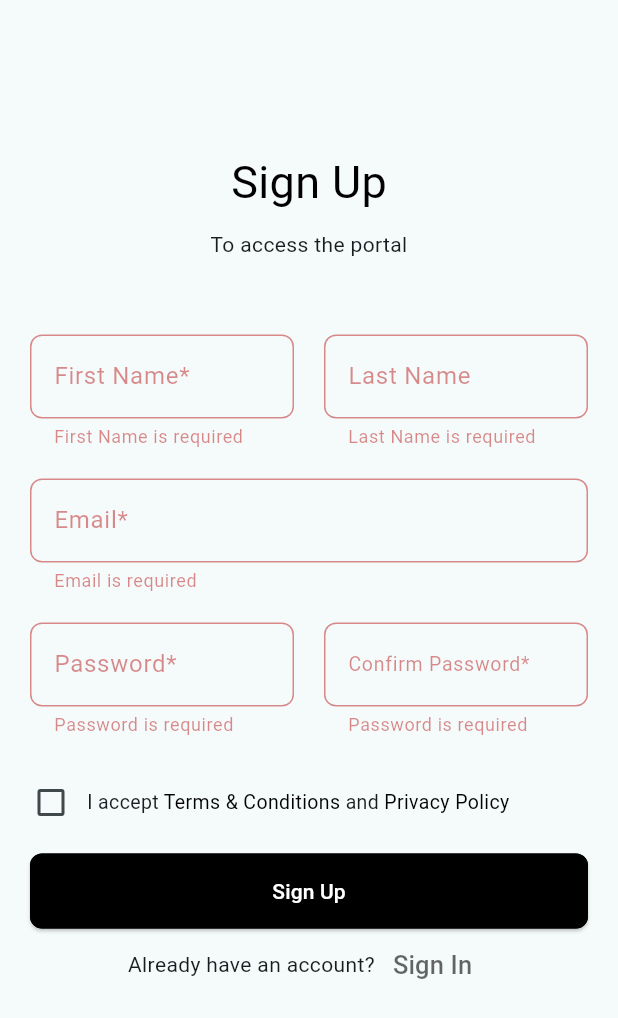
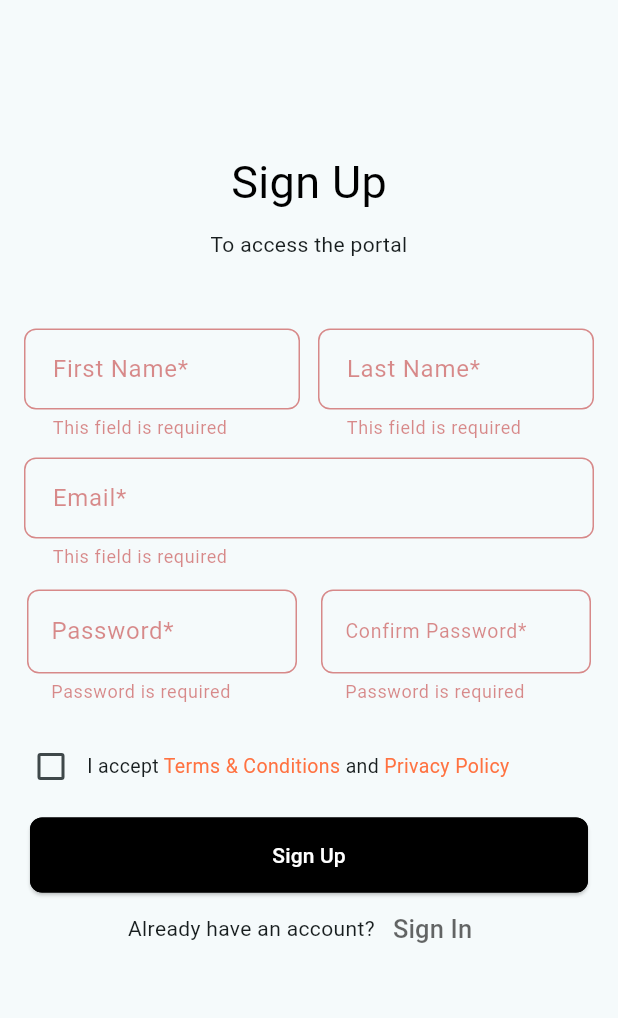
Before and after one commit to akshay-1705/maison_mate_partner_client, a Flutter app: the SignUpWidget screen opened directly, after a tap on "Sign Up", on a phone screen of 412 x 824 dp. Shown: the top 1018 px of the screen. Run offline on Flutter 3.47's test engine with Material 2 defaults, Android fonts, the phone set to English and light mode, and no system bars; our stand-ins replace flutter_secure_storage, multi_select_flutter, webview_flutter; accounts and stored records are empty.

Commit message:
refactor sign up widget

```diff
--- a/lib/widgets/auth/sign_up.dart
+++ b/lib/widgets/auth/sign_up.dart
@@ -2,6 +2,7 @@ import 'dart:convert';
 
 import 'package:flutter/gestures.dart';
 import 'package:flutter/material.dart';
+import 'package:maison_mate/shared/forms.dart';
 import 'package:maison_mate/widgets/auth/sign_in.dart';
 import 'package:http/http.dart' as http;
 import 'package:maison_mate/states/sign_up.dart';
@@ -54,7 +55,7 @@ class _SignUpWidgetState extends State<SignUpWidget> {
                       const SizedBox(height: 40),
                       if (model.errorMessage.isNotEmpty) errorMessage(model),
                       nameFields(),
-                      emailField(),
+                      requiredEmailField('Email*', emailController),
                       passwordFields(),
                       const SizedBox(height: 10),
                       termsAndConditions(model),
@@ -194,7 +195,7 @@ class _SignUpWidgetState extends State<SignUpWidget> {
                   text: "Terms & Conditions",
                   style: const TextStyle(
                     fontSize: 13,
-                    color: Color(themeColor),
+                    color: Color(awesomeColor),
                   ),
                   recognizer: TapGestureRecognizer()
                     ..onTap = () {
@@ -215,7 +216,7 @@ class _SignUpWidgetState extends State<SignUpWidget> {
                   text: "Privacy Policy",
                   style: const TextStyle(
                     fontSize: 13,
-                    color: Color(themeColor),
+                    color: Color(awesomeColor),
                   ),
                   recognizer: TapGestureRecognizer()
                     ..onTap = () {
@@ -244,7 +245,7 @@ class _SignUpWidgetState extends State<SignUpWidget> {
           child: Opacity(
               opacity: 0.5,
               child: Container(
-                padding: const EdgeInsets.all(10),
+                padding: const EdgeInsets.all(8),
                 child: TextFormField(
                   controller: passwordController,
                   obscureText: true,
@@ -270,7 +271,7 @@ class _SignUpWidgetState extends State<SignUpWidget> {
           child: Opacity(
               opacity: 0.5,
               child: Container(
-                padding: const EdgeInsets.all(10),
+                padding: const EdgeInsets.all(8),
                 child: TextFormField(
                   controller: confirmPasswordController,
                   obscureText: true,
@@ -308,77 +309,15 @@ class _SignUpWidgetState extends State<SignUpWidget> {
     );
   }
 
-  Opacity emailField() {
-    return Opacity(
-        opacity: 0.5,
-        child: Container(
-          padding: const EdgeInsets.all(10),
-          child: TextFormField(
-            controller: emailController,
-            validator: (value) {
-              if (value!.isEmpty) {
-                return 'Email is required'; // Return an error message if the field is empty
-              } else if (!RegExp(
-                      r'^[\w-]+(\.[\w-]+)*@([\w-]+\.)+[a-zA-Z]{2,7}$')
-                  .hasMatch(value)) {
-                return 'Email is invalid';
-              }
-              return null; // Return null if the field is valid
-            },
-            decoration: const InputDecoration(
-              border: OutlineInputBorder(
-                  borderRadius: BorderRadius.all(Radius.circular(8))),
-              labelText: 'Email*',
-            ),
-          ),
-        ));
-  }
-
   Row nameFields() {
     return Row(
       mainAxisAlignment: MainAxisAlignment.spaceBetween,
       children: <Widget>[
         Flexible(
-          child: Opacity(
-              opacity: 0.5,
-              child: Container(
-                padding: const EdgeInsets.all(10),
-                child: TextFormField(
-                  controller: firstNameController,
-                  validator: (value) {
-                    if (value!.isEmpty) {
-                      return 'First Name is required'; // Return an error message if the field is empty
-                    }
-                    return null; // Return null if the field is valid
-                  },
-                  decoration: const InputDecoration(
-                    border: OutlineInputBorder(
-                        borderRadius: BorderRadius.all(Radius.circular(8))),
-                    labelText: 'First Name*',
-                  ),
-                ),
-              )),
+          child: requiredTextField('First Name*', firstNameController),
         ),
         Flexible(
-          child: Opacity(
-              opacity: 0.5,
-              child: Container(
-                padding: const EdgeInsets.all(10),
-                child: TextFormField(
-                  controller: lastNameController,
-                  decoration: const InputDecoration(
-                    border: OutlineInputBorder(
-                        borderRadius: BorderRadius.all(Radius.circular(8))),
-                    labelText: 'Last Name',
-                  ),
-                  validator: (value) {
-                    if (value!.isEmpty) {
-                      return 'Last Name is required'; // Return an error message if the field is empty
-                    }
-                    return null; // Return null if the field is valid
-                  },
-                ),
-              )),
+          child: requiredTextField('Last Name*', lastNameController),
         )
       ],
     );
```
